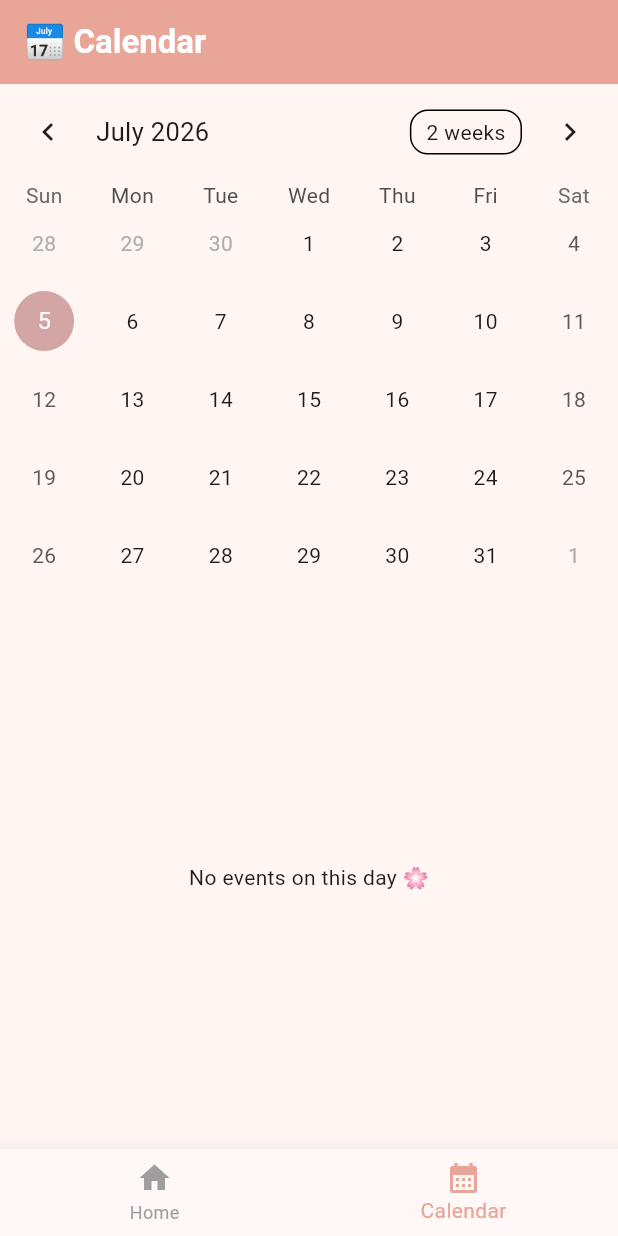
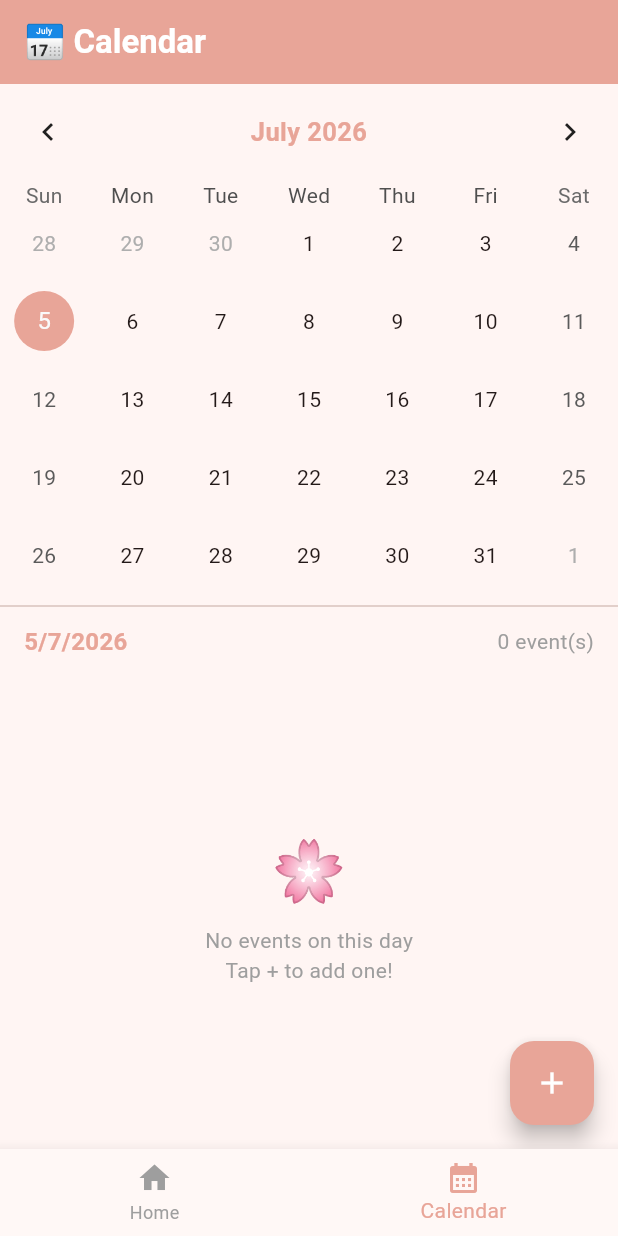
Before and after one commit to nybayrak/bloom-planner, a Flutter app: the CalendarScreen screen opened by its route, on a phone screen of 412 x 824 dp. Run offline on Flutter 3.47's test engine with Material 3 defaults, Android fonts, the phone set to English and light mode, and no system bars; drawn by our look-alikes of table_calendar; our stand-ins replace firebase_core, flutter_animate, flutter_riverpod, go_router, shared_preferences; accounts and stored records are empty.

Commit message:
Refactor CalendarScreen to StatefulWidget
Refactor CalendarScreen to use StatefulWidget and add event dialog functionality.

```diff
--- a/lib/features/calendar/screens/calendar_screen.dart
+++ b/lib/features/calendar/screens/calendar_screen.dart
@@ -1,17 +1,16 @@
 import 'package:flutter/material.dart';
-import 'package:flutter_riverpod/flutter_riverpod.dart';
 import 'package:table_calendar/table_calendar.dart';
 import '../../../core/db/isar_service.dart';
 import '../../../core/db/models.dart';
+import 'package:uuid/uuid.dart';
 
-class CalendarScreen extends ConsumerStatefulWidget {
+class CalendarScreen extends StatefulWidget {
   const CalendarScreen({super.key});
-
   @override
-  ConsumerState<CalendarScreen> createState() => _CalendarScreenState();
+  State<CalendarScreen> createState() => _CalendarScreenState();
 }
 
-class _CalendarScreenState extends ConsumerState<CalendarScreen> {
+class _CalendarScreenState extends State<CalendarScreen> {
   DateTime _focusedDay = DateTime.now();
   DateTime? _selectedDay;
   List<CalendarEvent> _events = [];
@@ -19,6 +18,7 @@ class _CalendarScreenState extends ConsumerState<CalendarScreen> {
   @override
   void initState() {
     super.initState();
+    _selectedDay = DateTime.now();
     _loadEvents();
   }
 
@@ -34,11 +34,93 @@ class _CalendarScreenState extends ConsumerState<CalendarScreen> {
       e.startDate.day == day.day).toList();
   }
 
+  void _showAddEventDialog() {
+    final titleController = TextEditingController();
+    final descController = TextEditingController();
+    DateTime selectedDate = _selectedDay ?? DateTime.now();
+    TimeOfDay selectedTime = TimeOfDay.now();
+
+    showDialog(
+      context: context,
+      builder: (ctx) => StatefulBuilder(
+        builder: (ctx, setDialogState) => AlertDialog(
+          shape: RoundedRectangleBorder(borderRadius: BorderRadius.circular(20)),
+          title: const Text('📅 Add Event', style: TextStyle(color: Color(0xFFE8A598))),
+          content: SingleChildScrollView(
+            child: Column(
+              mainAxisSize: MainAxisSize.min,
+              children: [
+                TextField(
+                  controller: titleController,
+                  decoration: const InputDecoration(labelText: 'Event title', prefixIcon: Icon(Icons.title)),
+                ),
+                const SizedBox(height: 8),
+                TextField(
+                  controller: descController,
+                  decoration: const InputDecoration(labelText: 'Description (optional)', prefixIcon: Icon(Icons.notes)),
+                ),
+                const SizedBox(height: 12),
+                ListTile(
+                  leading: const Icon(Icons.calendar_today, color: Color(0xFFE8A598)),
+                  title: Text('${selectedDate.day}/${selectedDate.month}/${selectedDate.year}'),
+                  subtitle: const Text('Tap to change date'),
+                  onTap: () async {
+                    final picked = await showDatePicker(
+                      context: ctx,
+                      initialDate: selectedDate,
+                      firstDate: DateTime(2020),
+                      lastDate: DateTime(2030),
+                    );
+                    if (picked != null) setDialogState(() => selectedDate = picked);
+                  },
+                ),
+                ListTile(
+                  leading: const Icon(Icons.access_time, color: Color(0xFFE8A598)),
+                  title: Text(selectedTime.format(ctx)),
+                  subtitle: const Text('Tap to change time'),
+                  onTap: () async {
+                    final picked = await showTimePicker(context: ctx, initialTime: selectedTime);
+                    if (picked != null) setDialogState(() => selectedTime = picked);
+                  },
+                ),
+              ],
+            ),
+          ),
+          actions: [
+            TextButton(onPressed: () => Navigator.pop(ctx), child: const Text('Cancel')),
+            ElevatedButton(
+              style: ElevatedButton.styleFrom(backgroundColor: const Color(0xFFE8A598), foregroundColor: Colors.white),
+              onPressed: () async {
+                if (titleController.text.isEmpty) return;
+                final eventDate = DateTime(selectedDate.year, selectedDate.month, selectedDate.day, selectedTime.hour, selectedTime.minute);
+                final event = CalendarEvent(
+                  id: const Uuid().v4(),
+                  title: titleController.text,
+                  description: descController.text.isEmpty ? null : descController.text,
+                  startDate: eventDate,
+                );
+                await IsarService.putCalendarEvent(event);
+                await _loadEvents();
+                if (mounted) Navigator.pop(ctx);
+              },
+              child: const Text('Add Event'),
+            ),
+          ],
+        ),
+      ),
+    );
+  }
+
+  Future<void> _deleteEvent(CalendarEvent event) async {
+    final prefs = await IsarService.getCalendarEvents();
+    final updated = prefs.where((e) => e.id != event.id).toList();
+    // Save updated list
+    setState(() => _events = updated);
+  }
+
   @override
   Widget build(BuildContext context) {
-    final selectedEvents = _selectedDay != null
-        ? _eventsForDay(_selectedDay!)
-        : _eventsForDay(_focusedDay);
+    final selectedEvents = _eventsForDay(_selectedDay ?? _focusedDay);
 
     return Scaffold(
       backgroundColor: const Color(0xFFFFF5F3),
@@ -56,31 +138,72 @@ class _CalendarScreenState extends ConsumerState<CalendarScreen> {
             selectedDayPredicate: (day) => isSameDay(_selectedDay, day),
             eventLoader: _eventsForDay,
             onDaySelected: (selected, focused) {
-              setState(() {
-                _selectedDay = selected;
-                _focusedDay = focused;
-              });
+              setState(() { _selectedDay = selected; _focusedDay = focused; });
             },
             calendarStyle: const CalendarStyle(
               selectedDecoration: BoxDecoration(color: Color(0xFFE8A598), shape: BoxShape.circle),
               todayDecoration: BoxDecoration(color: Color(0xFFD4A5A5), shape: BoxShape.circle),
-              markerDecoration: BoxDecoration(color: Color(0xFFE8A598), shape: BoxShape.circle),
+              markerDecoration: BoxDecoration(color: Color(0xFF7B5EA7), shape: BoxShape.circle),
+            ),
+            headerStyle: const HeaderStyle(
+              formatButtonVisible: false,
+              titleCentered: true,
+              titleTextStyle: TextStyle(color: Color(0xFFE8A598), fontWeight: FontWeight.bold, fontSize: 17),
             ),
           ),
-          const SizedBox(height: 8),
+          const Divider(),
+          Padding(
+            padding: const EdgeInsets.symmetric(horizontal: 16, vertical: 4),
+            child: Row(
+              children: [
+                Text(
+                  _selectedDay != null
+                    ? '${_selectedDay!.day}/${_selectedDay!.month}/${_selectedDay!.year}'
+                    : 'Today',
+                  style: const TextStyle(fontWeight: FontWeight.bold, color: Color(0xFFE8A598), fontSize: 16),
+                ),
+                const Spacer(),
+                Text('${selectedEvents.length} event(s)', style: const TextStyle(color: Colors.grey)),
+              ],
+            ),
+          ),
           Expanded(
             child: selectedEvents.isEmpty
-                ? const Center(child: Text('No events on this day 🌸'))
+                ? const Center(
+                    child: Column(
+                      mainAxisAlignment: MainAxisAlignment.center,
+                      children: [
+                        Text('🌸', style: TextStyle(fontSize: 40)),
+                        SizedBox(height: 8),
+                        Text('No events on this day', style: TextStyle(color: Colors.grey)),
+                        Text('Tap + to add one!', style: TextStyle(color: Colors.grey)),
+                      ],
+                    ),
+                  )
                 : ListView.builder(
+                    padding: const EdgeInsets.symmetric(horizontal: 16),
                     itemCount: selectedEvents.length,
                     itemBuilder: (ctx, i) {
                       final event = selectedEvents[i];
                       return Card(
-                        margin: const EdgeInsets.symmetric(horizontal: 16, vertical: 4),
+                        shape: RoundedRectangleBorder(borderRadius: BorderRadius.circular(12)),
                         child: ListTile(
-                          leading: const Icon(Icons.event, color: Color(0xFFE8A598)),
-                          title: Text(event.title),
-                          subtitle: event.description != null ? Text(event.description!) : null,
+                          leading: const CircleAvatar(
+                            backgroundColor: Color(0xFFE8A598),
+                            child: Icon(Icons.event, color: Colors.white, size: 18),
+                          ),
+                          title: Text(event.title, style: const TextStyle(fontWeight: FontWeight.bold)),
+                          subtitle: Column(
+                            crossAxisAlignment: CrossAxisAlignment.start,
+                            children: [
+                              Text('${event.startDate.hour}:${event.startDate.minute.toString().padLeft(2, '0')}'),
+                              if (event.description != null) Text(event.description!),
+                            ],
+                          ),
+                          trailing: IconButton(
+                            icon: const Icon(Icons.delete_outline, color: Colors.red),
+                            onPressed: () => _deleteEvent(event),
+                          ),
                         ),
                       );
                     },
@@ -88,6 +211,11 @@ class _CalendarScreenState extends ConsumerState<CalendarScreen> {
           ),
         ],
       ),
+      floatingActionButton: FloatingActionButton(
+        backgroundColor: const Color(0xFFE8A598),
+        child: const Icon(Icons.add, color: Colors.white),
+        onPressed: _showAddEventDialog,
+      ),
     );
   }
 }
```
